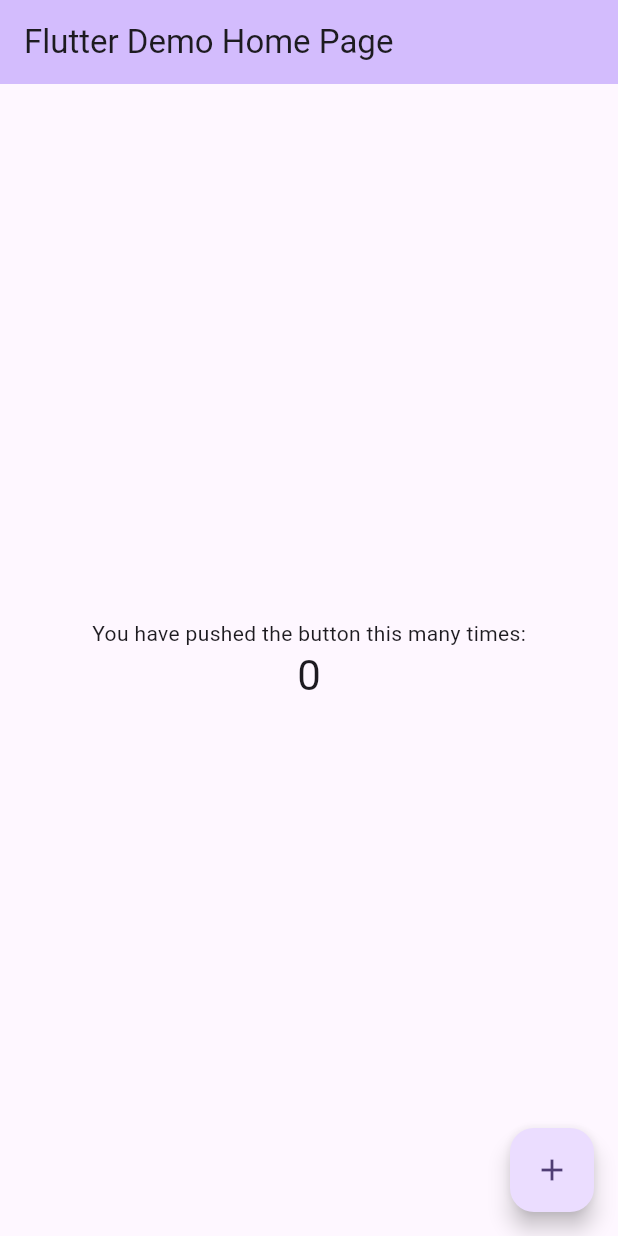
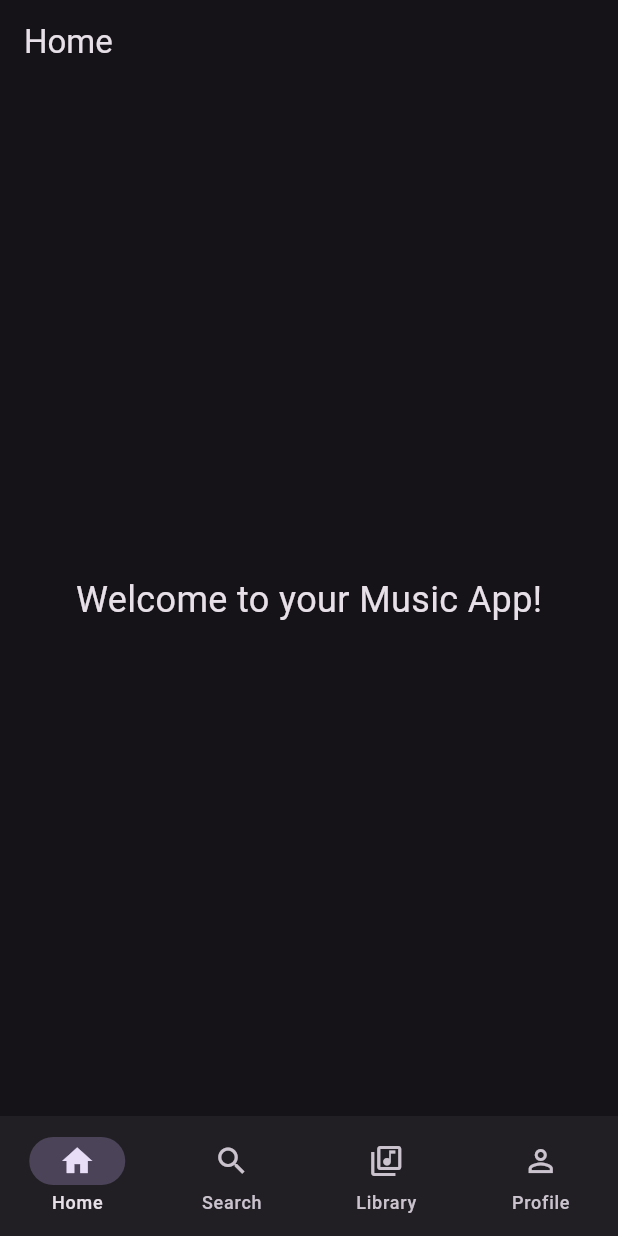
Before and after one commit to could-ai/019a0bf8-afa6-7faa-a1b8-32cdf8dda3af, a Flutter app: the screen it shows after launch, on a phone screen of 412 x 824 dp. Run offline on Flutter 3.47's test engine with Material 3 defaults, Android fonts, the phone set to English and light mode, and no system bars.

Commit message:
I have updated the main.dart file to initialize the music application. The previous demo code has been removed and replaced with a MaterialApp widget configured for a dark theme using Material 3 design. The home property is now set to MainScreen, which will serve as the primary user interface of the app.; I've created a new file, main_screen.dart, to manage the app's primary navigation. This screen features a Material 3 NavigationBar with four tabs: Home, Search, Library, and Profile. The main content area will display the corresponding screen for the selected tab, providing a seamless and intuitive user experience.; I've added home_screen.dart to serve as the main landing page for your users. This screen includes an app bar with the title "Home" and displays a welcoming message in the center. It's designed to be the first thing users see when they open the app, providing a clean and simple starting point.; I've created the search_screen.dart file to enable users to easily find their favorite music. This screen features a prominent search bar at the top, allowing users to search for songs, artists, or albums. The main content area is reserved for displaying search results, providing a straightforward and efficient search experience.; I've added library_screen.dart to provide users with a central place to access their saved music. This screen includes options for Playlists, Artists, Albums, and Songs, making it easy for users to navigate and enjoy their personal music collections. The layout is designed for quick access to all their favorite content.; I've created profile_screen.dart to give your users a dedicated space for their personal information. This screen displays a user avatar, name, and email address, and can be easily expanded to include additional settings and preferences. It's designed to provide a simple and clear overview of the user's profile.

```diff
--- a/usr/lib/main.dart
+++ b/usr/lib/main.dart
@@ -1,4 +1,5 @@
 import 'package:flutter/material.dart';
+import 'package:couldai_user_app/screens/main_screen.dart';
 
 void main() {
   runApp(const MyApp());
@@ -7,114 +8,19 @@ void main() {
 class MyApp extends StatelessWidget {
   const MyApp({super.key});
 
-  // This widget is the root of your application.
   @override
   Widget build(BuildContext context) {
     return MaterialApp(
-      title: 'Flutter Demo',
+      title: 'Music App',
       debugShowCheckedModeBanner: false,
       theme: ThemeData(
-        // This is the theme of your application.
-        //
-        // TRY THIS: Try running your application with "flutter run". You'll see
-        // the application has a purple toolbar. Then, without quitting the app,
-        // try changing the seedColor in the colorScheme below to Colors.green
-        // and then invoke "hot reload" (save your changes or press the "hot
-        // reload" button in a Flutter-supported IDE, or press "r" if you used
-        // the command line to start the app).
-        //
-        // Notice that the counter didn't reset back to zero; the application
-        // state is not lost during the reload. To reset the state, use hot
-        // restart instead.
-        //
-        // This works for code too, not just values: Most code changes can be
-        // tested with just a hot reload.
-        colorScheme: ColorScheme.fromSeed(seedColor: Colors.deepPurple),
+        colorScheme: ColorScheme.fromSeed(
+          seedColor: Colors.deepPurple,
+          brightness: Brightness.dark,
+        ),
+        useMaterial3: true,
       ),
-      home: const MyHomePage(title: 'Flutter Demo Home Page'),
+      home: const MainScreen(),
     );
   }
 }
-
-class MyHomePage extends StatefulWidget {
-  const MyHomePage({super.key, required this.title});
-
-  // This widget is the home page of your application. It is stateful, meaning
-  // that it has a State object (defined below) that contains fields that affect
-  // how it looks.
-
-  // This class is the configuration for the state. It holds the values (in this
-  // case the title) provided by the parent (in this case the App widget) and
-  // used by the build method of the State. Fields in a Widget subclass are
-  // always marked "final".
-
-  final String title;
-
-  @override
-  State<MyHomePage> createState() => _MyHomePageState();
-}
-
-class _MyHomePageState extends State<MyHomePage> {
-  int _counter = 0;
-
-  void _incrementCounter() {
-    setState(() {
-      // This call to setState tells the Flutter framework that something has
-      // changed in this State, which causes it to rerun the build method below
-      // so that the display can reflect the updated values. If we changed
-      // _counter without calling setState(), then the build method would not be
-      // called again, and so nothing would appear to happen.
-      _counter++;
-    });
-  }
-
-  @override
-  Widget build(BuildContext context) {
-    // This method is rerun every time setState is called, for instance as done
-    // by the _incrementCounter method above.
-    //
-    // The Flutter framework has been optimized to make rerunning build methods
-    // fast, so that you can just rebuild anything that needs updating rather
-    // than having to individually change instances of widgets.
-    return Scaffold(
-      appBar: AppBar(
-        // TRY THIS: Try changing the color here to a specific color (to
-        // Colors.amber, perhaps?) and trigger a hot reload to see the AppBar
-        // change color while the other colors stay the same.
-        backgroundColor: Theme.of(context).colorScheme.inversePrimary,
-        // Here we take the value from the MyHomePage object that was created by
-        // the App.build method, and use it to set our appbar title.
-        title: Text(widget.title),
-      ),
-      body: Center(
-        // Center is a layout widget. It takes a single child and positions it
-        // in the middle of the parent.
-        child: Column(
-          // Column is also a layout widget. It takes a list of children and
-          // arranges them vertically. By default, it sizes itself to fit its
-          // children horizontally, and tries to be as tall as its parent.
-          //
-          // Column has various properties to control how it sizes itself and
-          // how it positions its children. Here we use mainAxisAlignment to
-          // center the children vertically; the main axis here is the vertical
-          // axis because Columns are vertical (the cross axis would be
-          // horizontal).
-          //
-          // TRY THIS: Invoke "debug painting" (choose the "Toggle Debug Paint"
-          // action in the IDE, or press "p" in the console), to see the
-          // wireframe for each widget.
-          mainAxisAlignment: MainAxisAlignment.center,
-          children: <Widget>[
-            const Text('You have pushed the button this many times:'),
-            Text('$_counter', style: Theme.of(context).textTheme.headlineMedium),
-          ],
-        ),
-      ),
-      floatingActionButton: FloatingActionButton(
-        onPressed: _incrementCounter,
-        tooltip: 'Increment',
-        child: const Icon(Icons.add),
-      ), // This trailing comma makes auto-formatting nicer for build methods.
-    );
-  }
-}
--- /dev/null
+++ b/usr/lib/screens/home_screen.dart
@@ -0,0 +1,20 @@
+import 'package:flutter/material.dart';
+
+class HomeScreen extends StatelessWidget {
+  const HomeScreen({super.key});
+
+  @override
+  Widget build(BuildContext context) {
+    return Scaffold(
+      appBar: AppBar(
+        title: const Text('Home'),
+      ),
+      body: const Center(
+        child: Text(
+          'Welcome to your Music App!',
+          style: TextStyle(fontSize: 24),
+        ),
+      ),
+    );
+  }
+}
--- /dev/null
+++ b/usr/lib/screens/main_screen.dart
@@ -0,0 +1,65 @@
+import 'package:flutter/material.dart';
+import 'package:couldai_user_app/screens/home_screen.dart';
+import 'package:couldai_user_app/screens/library_screen.dart';
+import 'package:couldai_user_app/screens/profile_screen.dart';
+import 'package:couldai_user_app/screens/search_screen.dart';
+
+class MainScreen extends StatefulWidget {
+  const MainScreen({super.key});
+
+  @override
+  State<MainScreen> createState() => _MainScreenState();
+}
+
+class _MainScreenState extends State<MainScreen> {
+  int _selectedIndex = 0;
+
+  final List<Widget> _screens = const [
+    HomeScreen(),
+    SearchScreen(),
+    LibraryScreen(),
+    ProfileScreen(),
+  ];
+
+  void _onItemTapped(int index) {
+    setState(() {
+      _selectedIndex = index;
+    });
+  }
+
+  @override
+  Widget build(BuildContext context) {
+    return Scaffold(
+      body: IndexedStack(
+        index: _selectedIndex,
+        children: _screens,
+      ),
+      bottomNavigationBar: NavigationBar(
+        onDestinationSelected: _onItemTapped,
+        selectedIndex: _selectedIndex,
+        destinations: const <Widget>[
+          NavigationDestination(
+            icon: Icon(Icons.home_outlined),
+            selectedIcon: Icon(Icons.home),
+            label: 'Home',
+          ),
+          NavigationDestination(
+            icon: Icon(Icons.search_outlined),
+            selectedIcon: Icon(Icons.search),
+            label: 'Search',
+          ),
+          NavigationDestination(
+            icon: Icon(Icons.library_music_outlined),
+            selectedIcon: Icon(Icons.library_music),
+            label: 'Library',
+          ),
+          NavigationDestination(
+            icon: Icon(Icons.person_outline),
+            selectedIcon: Icon(Icons.person),
+            label: 'Profile',
+          ),
+        ],
+      ),
+    );
+  }
+}
```
Also changed, not shown: usr/lib/screens/library_screen.dart (added, +34 -0 lines), usr/lib/screens/profile_screen.dart (added, +32 -0 lines), usr/lib/screens/search_screen.dart (added, +35 -0 lines).
